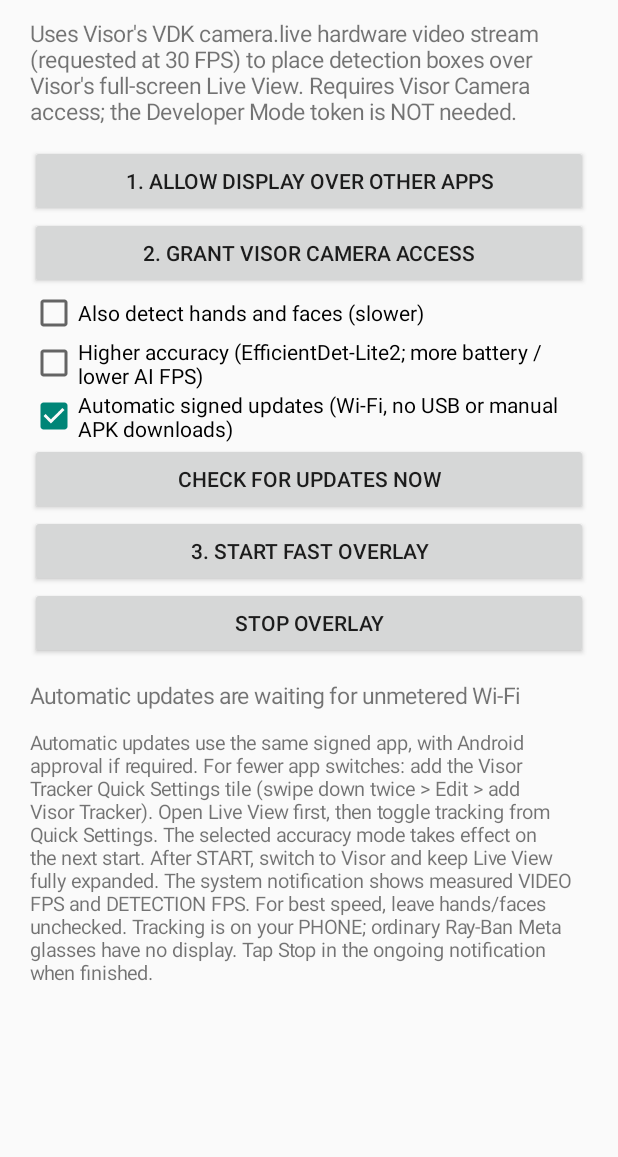
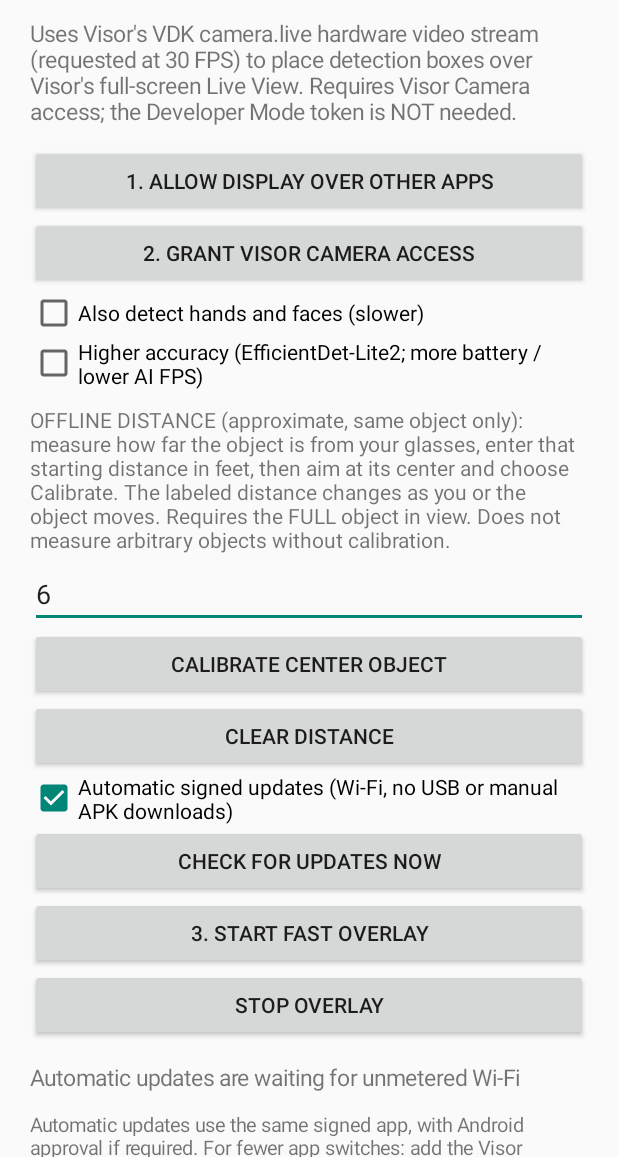
Before and after one commit to mattumali579/cloud-ai-os, an Android app: the screen it shows after launch (MainActivity), on a phone screen of 412 x 824 dp, the part 79-1236 px from its top. Run offline under Robolectric (Android 15) with nearby library versions, the phone set to English and light mode, and no system bars; libraries missing offline, so code that uses them is left out: com.macedonga.visor.

Commit message:
Add measured-distance calibration and reset controls to existing Tracker screen

```diff
--- a/experiments/visor-tracker-android/app/src/main/java/com/mattumali/visortracker/MainActivity.kt
+++ b/experiments/visor-tracker-android/app/src/main/java/com/mattumali/visortracker/MainActivity.kt
@@ -4,6 +4,8 @@ import android.content.Intent
 import android.net.Uri
 import android.os.Bundle
 import android.provider.Settings
+import android.text.InputType
+import android.widget.EditText
 import android.widget.Button
 import android.widget.CheckBox
 import android.widget.LinearLayout
@@ -89,6 +91,54 @@ class MainActivity : ComponentActivity() {
             }
         }
         root.addView(accurate)
+        root.addView(TextView(this).apply {
+            text = "OFFLINE DISTANCE (approximate, same object only): measure how far " +
+                "the object is from your glasses, enter that starting distance in feet, " +
+                "then aim at its center and choose Calibrate. The labeled distance changes " +
+                "as you or the object moves. Requires the FULL object in view. " +
+                "Does not measure arbitrary objects without calibration."
+            textSize = 14f
+            setPadding(0, dp(10), 0, dp(4))
+        })
+        val referenceDistance = EditText(this).apply {
+            hint = "Starting distance in feet (e.g. 6)"
+            inputType = InputType.TYPE_CLASS_NUMBER or InputType.TYPE_NUMBER_FLAG_DECIMAL
+            setSingleLine(true)
+            setText(prefs.getString("reference_distance_feet", "6"))
+        }
+        root.addView(referenceDistance)
+        root.addView(Button(this).apply {
+            text = "CALIBRATE CENTER OBJECT"
+            setOnClickListener {
+                val measured = referenceDistance.text.toString().trim().toFloatOrNull()
+                if (measured == null || !measured.isFinite() || measured !in 0.5f..150f) {
+                    status.text = "Enter an actual measured distance from 0.5 to 150 ft"
+                } else if (!OverlayTrackingService.active) {
+                    status.text = "Start tracking and open Live View first"
+                } else {
+                    prefs.edit().putString("reference_distance_feet", measured.toString()).apply()
+                    startService(Intent(this@MainActivity, OverlayTrackingService::class.java)
+                        .setAction(OverlayTrackingService.ACTION_CALIBRATE)
+                        .putExtra(OverlayTrackingService.EXTRA_REFERENCE_FEET, measured))
+                    status.text = "Calibrating the detected object near camera center..."
+                    status.postDelayed({
+                        if (::status.isInitialized) status.text = OverlayTrackingService.lastStatus
+                    }, 250L)
+                }
+            }
+        })
+        root.addView(Button(this).apply {
+            text = "CLEAR DISTANCE"
+            setOnClickListener {
+                if (!OverlayTrackingService.active) {
+                    status.text = "Distance measurement not running"
+                } else {
+                    startService(Intent(this@MainActivity, OverlayTrackingService::class.java)
+                        .setAction(OverlayTrackingService.ACTION_CLEAR_DISTANCE))
+                    status.text = "Distance calibration cleared"
+                }
+            }
+        })
         root.addView(CheckBox(this).apply {
             text = "Automatic signed updates (Wi-Fi, no USB or manual APK downloads)"
             isChecked = TrackerUpdater.enabled(this@MainActivity)
@@ -139,6 +189,9 @@ class MainActivity : ComponentActivity() {
                 "The system notification shows measured VIDEO FPS and DETECTION FPS. " +
                 "For best speed, leave hands/faces unchecked. " +
                 "Tracking is on your PHONE; ordinary Ray-Ban Meta glasses have no display. " +
+                "For distance calibration without leaving Live View, first set the " +
+                "starting distance above, then use the ongoing notification's " +
+                "Calibrate action while aiming at the target. " +
                 "Tap Stop in the ongoing notification when finished."
             textSize = 13f
         })
```
